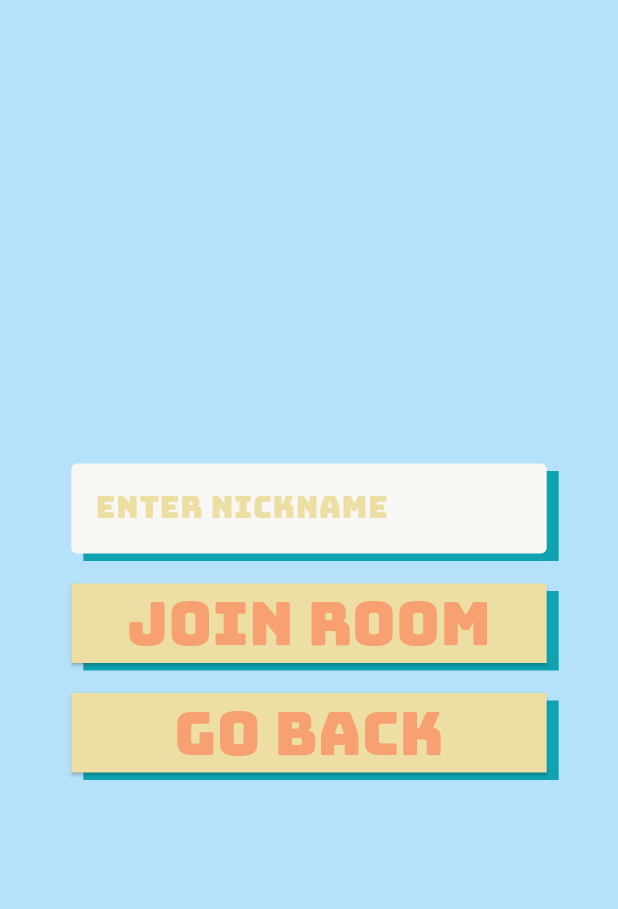
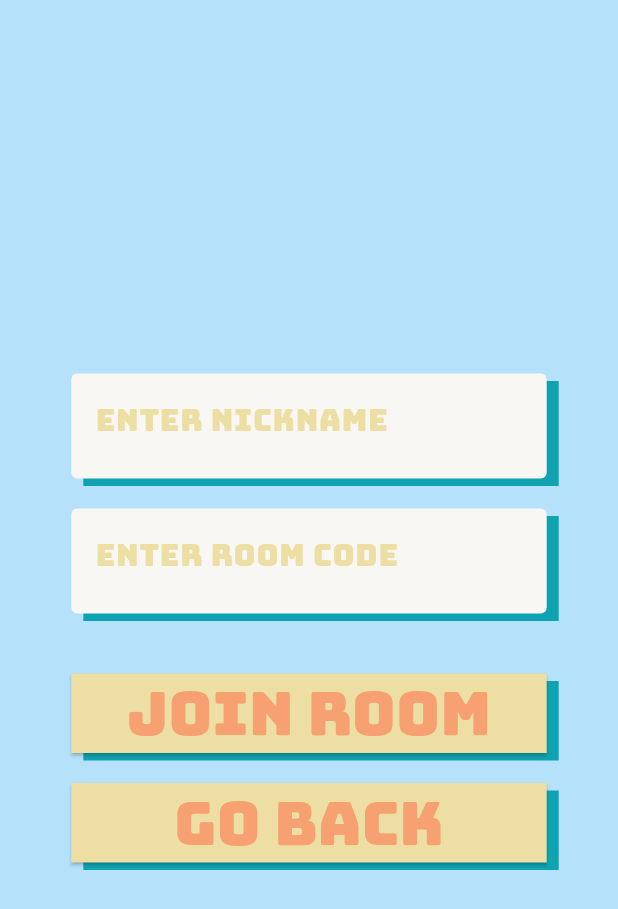
Before and after one commit to sxmbaka/tickytacky, a Flutter app: the JoinRoomPage screen opened by its route, on a phone screen of 412 x 824 dp. Shown: the top 909 px of the screen. Run offline on Flutter 3.47's test engine with Material 3 defaults, Android fonts, the phone set to English and light mode, and no system bars; our stand-ins replace gap, google_fonts.

Commit message:
Update input field height and add room code input field

```diff
--- a/lib/pages/create_room_page.dart
+++ b/lib/pages/create_room_page.dart
@@ -37,7 +37,7 @@
               hintText: 'Enter Nickname',
               controller: _nameController,
             ),
-            Gap(20),
+            Gap(40),
             MenuButton(
               onTap: () {},
               buttonText: 'Create Room',
--- a/lib/pages/join_room_page.dart
+++ b/lib/pages/join_room_page.dart
@@ -12,13 +12,14 @@
 }
 
 class _JoinRoomPageState extends State<JoinRoomPage> {
-  final TextEditingController _controller = TextEditingController();
+  final TextEditingController _nameController = TextEditingController();
+  final TextEditingController _roomCodeController = TextEditingController();
 
   @override
   void dispose() {
     // TODO: implement dispose
     super.dispose();
-    _controller.dispose();
+    _nameController.dispose();
   }
 
   void mainMenu(BuildContext context) {
@@ -35,9 +36,14 @@
           children: [
             CustomInputField(
               hintText: 'Enter Nickname',
-              controller: _controller,
+              controller: _nameController,
             ),
             Gap(20),
+            CustomInputField(
+              hintText: 'Enter Room Code',
+              controller: _roomCodeController,
+            ),
+            Gap(40),
             MenuButton(
               onTap: () {},
               buttonText: 'Join Room',
--- a/lib/widgets/custom_text_field.dart
+++ b/lib/widgets/custom_text_field.dart
@@ -15,13 +15,13 @@
   Widget build(BuildContext context) {
     final width = MediaQuery.of(context).size.width / 1.3;
     return Container(
-      height: 60,
+      height: 70,
       width: width,
-      decoration: BoxDecoration(
+      decoration: const BoxDecoration(
         boxShadow: [
           BoxShadow(
             color: moonstone,
-            offset: const Offset(8, 5),
+            offset: Offset(8, 5),
           ),
         ],
       ),
@@ -29,6 +29,10 @@
         autocorrect: false,
         maxLines: 2,
         controller: controller,
+        style: GoogleFonts.bungee(
+          color: moonstone,
+          fontSize: 20,
+        ),
         decoration: InputDecoration(
           border: const OutlineInputBorder(
             borderSide: BorderSide.none,
```
